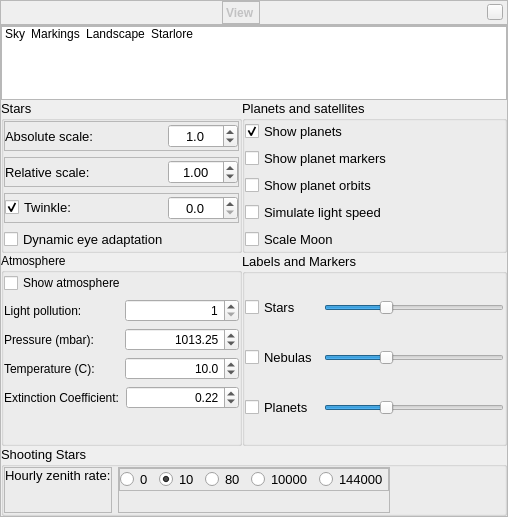
Before: the Qt Designer form src/gui/viewDialog.ui in 519984307/stellarium_src, drawn with Qt 5.
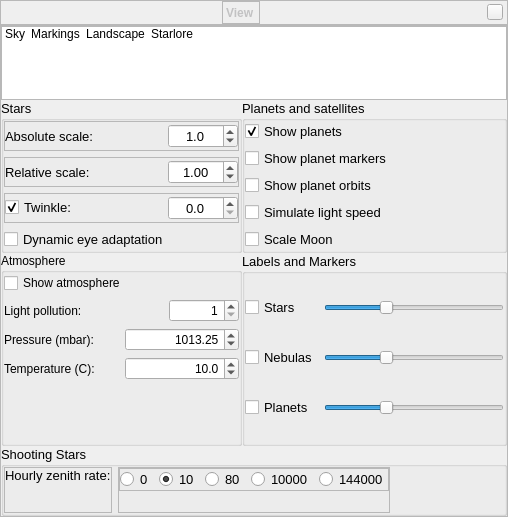
After: the same form once the commit is applied. Icons and pictures are not drawn. Custom widgets are drawn as their Qt base class.

Commit message: Suppress currently unused GUI control.

Diff of the .ui file:
```diff
--- a/src/gui/viewDialog.ui
+++ b/src/gui/viewDialog.ui
@@ -670,6 +670,12 @@
                </item>
                <item>
                 <widget class="QSpinBox" name="lightPollutionSpinBox">
+                 <property name="maximumSize">
+                  <size>
+                   <width>70</width>
+                   <height>16777215</height>
+                  </size>
+                 </property>
                  <property name="alignment">
                   <set>Qt::AlignRight|Qt::AlignTrailing|Qt::AlignVCenter</set>
                  </property>
@@ -743,42 +749,6 @@
                </item>
               </layout>
              </item>
-             <item>
-              <layout class="QHBoxLayout" name="extinctionLayout">
-               <item>
-                <widget class="QLabel" name="extinctionLabel">
-                 <property name="toolTip">
-                  <string/>
-                 </property>
-                 <property name="whatsThis">
-                  <string>Extinction is the loss of star brightness due to Earth's atmosphere. It is given in mag/airmass, where airmass is number of atmospheres light has to pass. (zenith: 1; horizon: about 40)</string>
-                 </property>
-                 <property name="text">
-                  <string>Extinction Coefficient:</string>
-                 </property>
-                </widget>
-               </item>
-               <item>
-                <widget class="QDoubleSpinBox" name="extinctionDoubleSpinBox">
-                 <property name="toolTip">
-                  <string>Use about 0.12 for superb mountaintops, 0.2 for good rural landscape, 0.35 for murky conditions.</string>
-                 </property>
-                 <property name="alignment">
-                  <set>Qt::AlignRight|Qt::AlignTrailing|Qt::AlignVCenter</set>
-                 </property>
-                 <property name="maximum">
-                  <double>3.000000000000000</double>
-                 </property>
-                 <property name="singleStep">
-                  <double>0.010000000000000</double>
-                 </property>
-                 <property name="value">
-                  <double>0.220000000000000</double>
-                 </property>
-                </widget>
-               </item>
-              </layout>
-             </item>
              <item>
               <spacer name="verticalSpacer_2">
                <property name="orientation">
```
Left out of the diff: 5 changed lines with no effect on the pictures. The commit also changes 2 other files.
